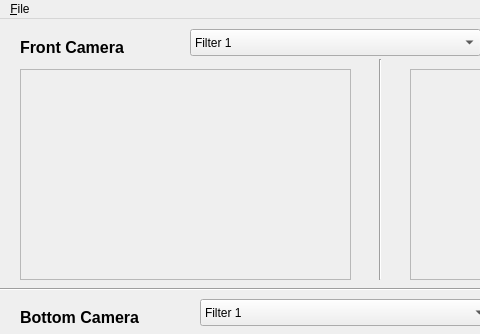
The window that src/GUI/vision.ui (silverbullet1/bbauv) describes before a commit, drawn with Qt 5; both pictures show x 0 to 480 and y 0 to 334 of the 796 by 613 pixel window.
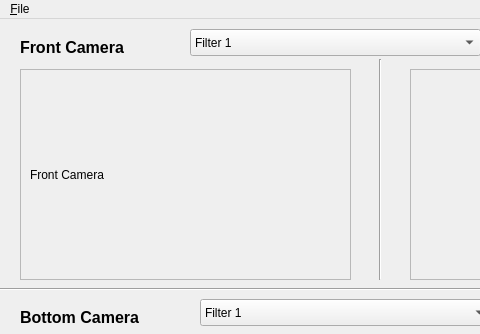
The same window after the commit.

Commit message: Working prototype of Vision GUI Subsribe asynchronously to a ROS camera topic (currently /bumblebee/camera1 from Simulation) convert to OpenCV Mat and display on a Qt Window

What changed in the file:
```diff
--- a/src/GUI/vision.ui
+++ b/src/GUI/vision.ui
@@ -33,6 +33,19 @@
        <property name="frameShadow">
         <enum>QFrame::Raised</enum>
        </property>
+       <widget class="QLabel" name="labelFront">
+        <property name="geometry">
+         <rect>
+          <x>10</x>
+          <y>10</y>
+          <width>311</width>
+          <height>191</height>
+         </rect>
+        </property>
+        <property name="text">
+         <string>Front Camera</string>
+        </property>
+       </widget>
       </widget>
      </item>
     </layout>
```
Left out of the diff: 2 changed lines with no effect on the pictures. The commit also changes 6 other files.
